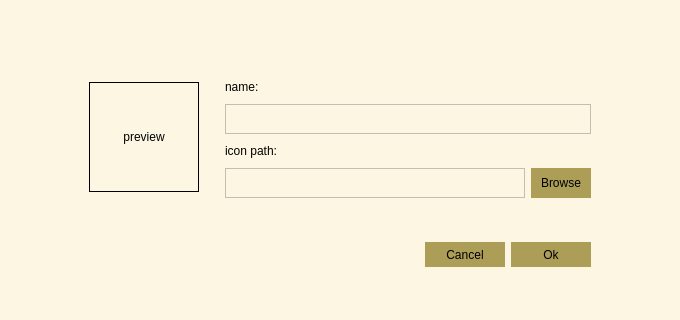
Qt form newlang.ui (chenxiaoquan233/CodeWarehouse) before a commit.
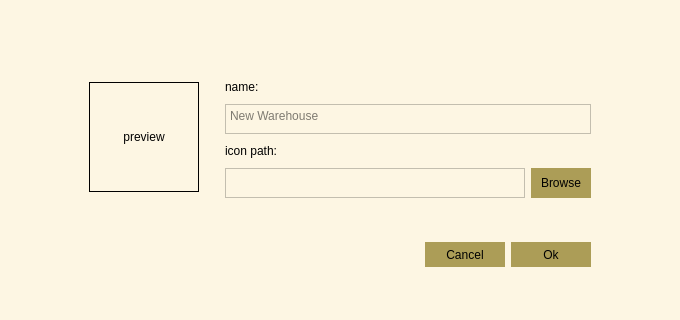
The same form after that commit.

Commit message: add 'add lang' Ok button function

```diff
--- a/newlang.ui
+++ b/newlang.ui
@@ -174,6 +174,9 @@
               <height>30</height>
              </size>
             </property>
+            <property name="placeholderText">
+             <string>New Warehouse</string>
+            </property>
            </widget>
           </item>
           <item>
```
The commit also changes 5 other files.
